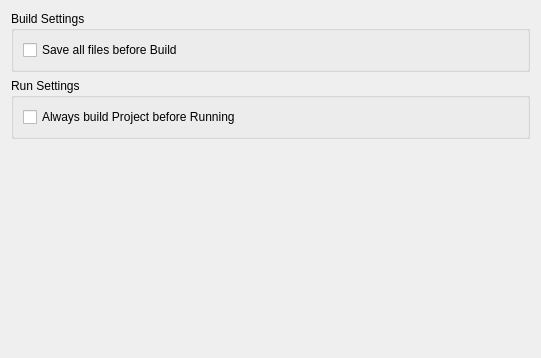
Before: the Qt Designer form src/plugins/projectexplorer/projectexplorersettingspage.ui in qt-creator/qt-creator, drawn with Qt 5.
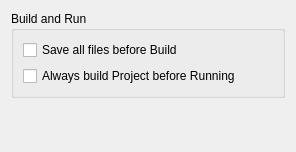
After: the same form once the commit is applied.

Commit message:
Simplified labels related to build and run settings
Mainly removed the "Settings" part, since we don't use that in our
settings pages generally.

Also merged the build and run group boxes, since they both have only a
single checkbox currently. Easy enough to add more structure when
necessary.

```diff
--- a/src/plugins/projectexplorer/projectexplorersettingspage.ui
+++ b/src/plugins/projectexplorer/projectexplorersettingspage.ui
@@ -6,15 +6,15 @@
    <rect>
     <x>0</x>
     <y>0</y>
-    <width>541</width>
-    <height>358</height>
+    <width>296</width>
+    <height>152</height>
    </rect>
   </property>
   <layout class="QVBoxLayout" name="verticalLayout_3">
    <item>
     <widget class="QGroupBox" name="groupBox">
      <property name="title">
-      <string>Build Settings</string>
+      <string>Build and Run</string>
      </property>
      <layout class="QVBoxLayout" name="verticalLayout">
       <item>
@@ -24,15 +24,6 @@
         </property>
        </widget>
       </item>
-     </layout>
-    </widget>
-   </item>
-   <item>
-    <widget class="QGroupBox" name="groupBox_2">
-     <property name="title">
-      <string>Run Settings</string>
-     </property>
-     <layout class="QVBoxLayout" name="verticalLayout_2">
       <item>
        <widget class="QCheckBox" name="buildProjectBeforeRunCheckBox">
         <property name="text">
```
The commit also changes 1 other file.
